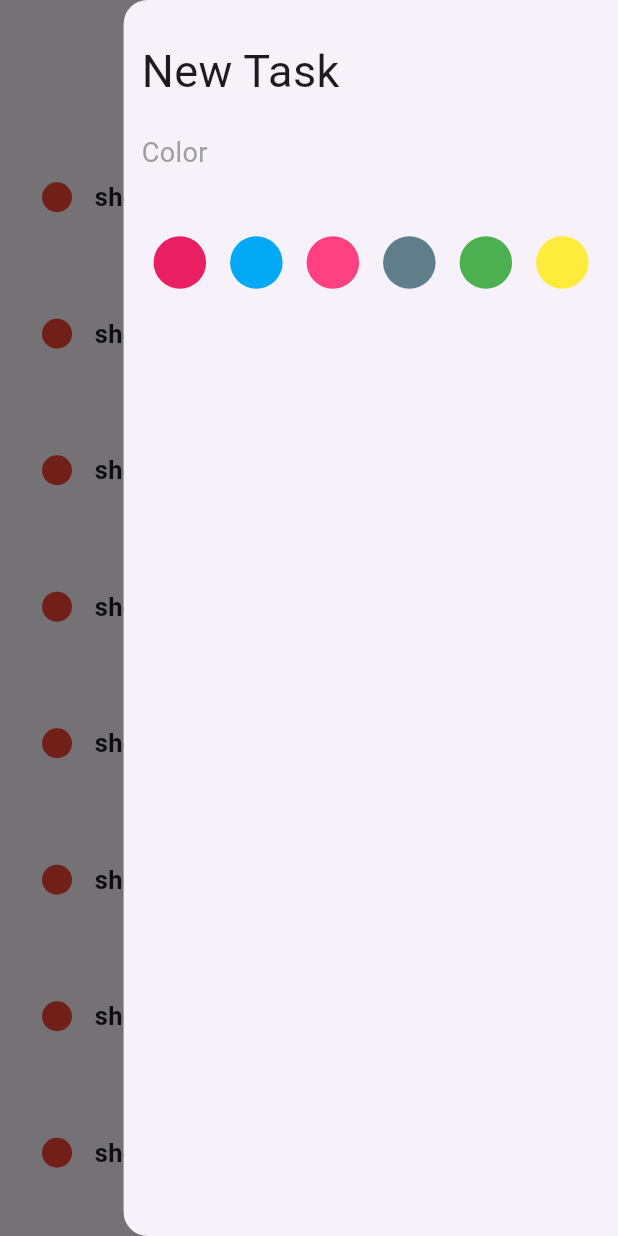
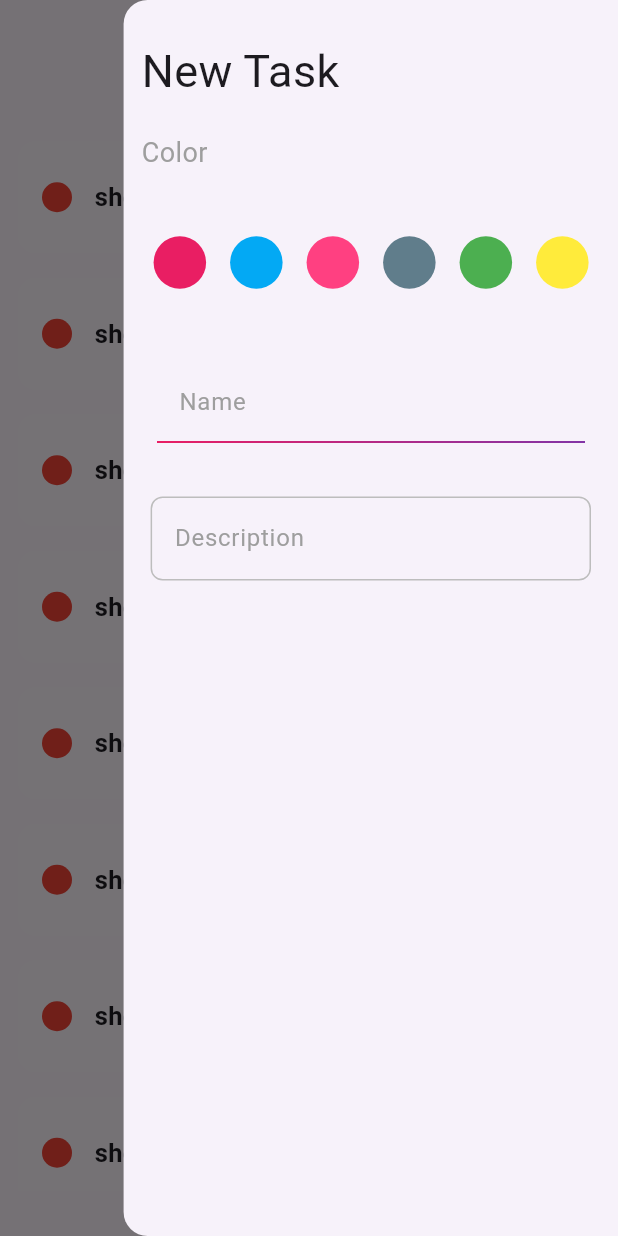
Before and after one commit to alyAly12/todo-app, a Flutter app: the screen it shows after launch, with the side drawer open, on a phone screen of 412 x 824 dp. Run offline on Flutter 3.47's test engine with Material 2 defaults, Android fonts, the phone set to English and light mode, and no system bars.

Commit message:
adding text field

```diff
--- /dev/null
+++ b/lib/view/widgets/custom_text_field.dart
@@ -0,0 +1,88 @@
+import 'package:flutter/material.dart';
+
+class CustomTitleTextField extends StatelessWidget {
+  const CustomTitleTextField({super.key});
+
+  @override
+  Widget build(BuildContext context) {
+
+    return  Container(
+      height: 50,
+      margin: const EdgeInsets.all(
+        10.0,
+      ),
+      child: Stack(
+        children: <Widget>[
+          const TextField(
+            cursorColor: Colors.purple,
+            decoration: InputDecoration(
+              hintText: 'Name',
+              hintStyle: TextStyle(
+                color: Colors.grey
+              ),
+              contentPadding: EdgeInsets.symmetric(
+                vertical: 15.0,
+                horizontal: 15.0,
+              ),
+              border: UnderlineInputBorder(
+                borderSide: BorderSide()
+              )
+            ),
+          ),
+          Positioned(
+            bottom: -1,
+            child: Container(
+              height: 2,
+              width: MediaQuery.of(context).size.width - 50,
+              decoration: const BoxDecoration(
+                borderRadius: BorderRadius.only(
+                  bottomLeft: Radius.circular(10),
+                  bottomRight: Radius.circular(10),
+                ),
+                gradient: LinearGradient(
+                  colors: [
+                    Colors.pink,
+                    Colors.deepPurple,
+                  ],
+                ),
+              ),
+            ),
+          ),
+        ],
+      ),
+    );
+  }
+}
+
+class CustomBodyTextField extends StatelessWidget {
+  const CustomBodyTextField({super.key});
+
+  @override
+  Widget build(BuildContext context) {
+    return  TextField(
+      decoration: InputDecoration(
+        labelText: 'Description',
+        labelStyle: const TextStyle(color: Colors.grey),
+        border: OutlineInputBorder(
+          borderRadius: BorderRadius.circular(8),
+          borderSide: BorderSide(
+            color: Colors.grey.shade400
+          ),
+        ),
+        enabledBorder: OutlineInputBorder(
+          borderRadius: BorderRadius.circular(8),
+          borderSide: BorderSide(
+              color: Colors.grey.shade400
+          ),
+        ),
+        focusedBorder: OutlineInputBorder(
+          borderRadius: BorderRadius.circular(8),
+          borderSide: BorderSide(
+              color: Colors.grey.shade400
+          ),
+        ),
+
+      ),
+    );
+  }
+}
--- a/lib/view/widgets/side_drawer.dart
+++ b/lib/view/widgets/side_drawer.dart
@@ -1,4 +1,5 @@
 import 'package:flutter/material.dart';
+import 'package:todo_task/view/widgets/custom_text_field.dart';
 
 import 'color_picker_widget.dart';
 
@@ -21,7 +22,11 @@ class _MyDrawerState extends State<MyDrawer> {
   late int selectedIndex ;
   @override
   Widget build(BuildContext context) {
-    return Drawer(
+    return GestureDetector(
+      onTap: (){
+        FocusScope.of(context).unfocus();
+      },
+      child: Drawer(
         width: MediaQuery.of(context).size.width*0.8,
         child:   Padding(
           padding:  const EdgeInsets.symmetric(vertical: 26,horizontal: 12),
@@ -61,8 +66,17 @@ class _MyDrawerState extends State<MyDrawer> {
                     } ,),
                   );
                 }),
+              ),
+             const SizedBox(height: 20,),
+            //  TODO add custom text field
+              const CustomTitleTextField(),
+              const SizedBox(height: 20,),
+              const Padding(
+                padding:  EdgeInsets.all(6.0),
+                child: CustomBodyTextField(),
               )
             ],
+          ),
         ),
       ),
     );
```
Lines whose indentation alone changed are shown as unchanged.
